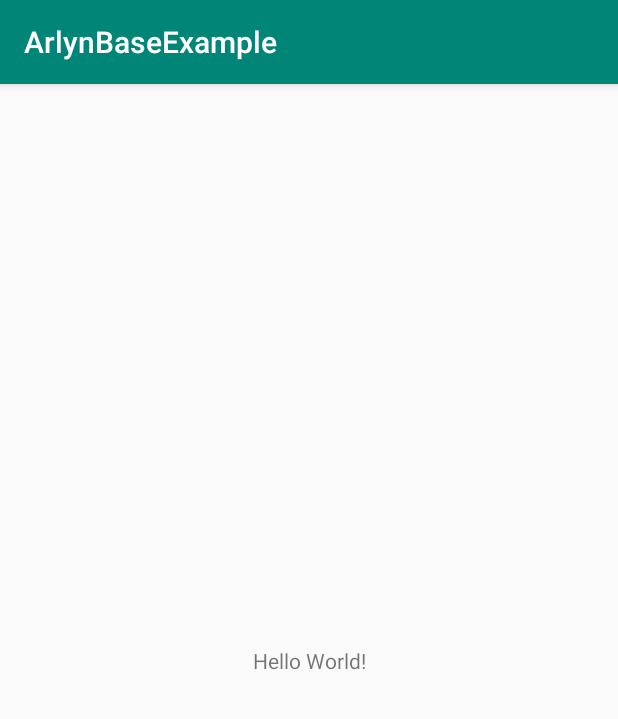
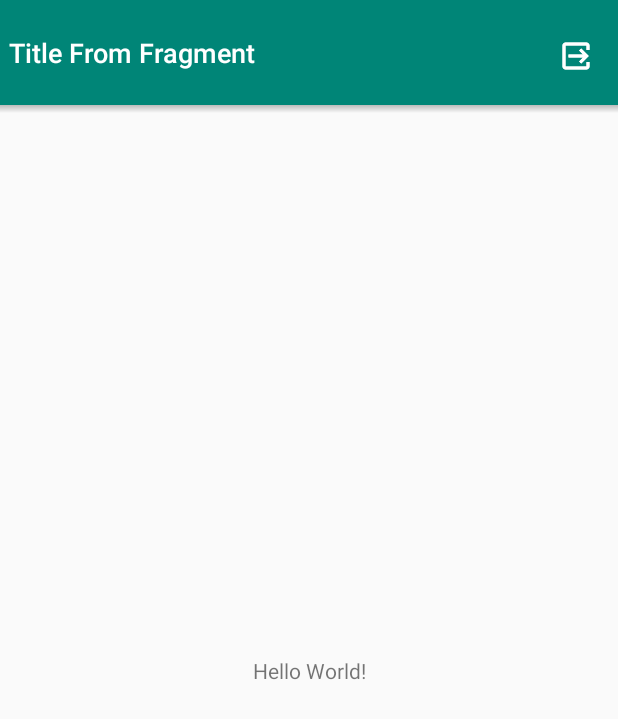
Before and after one commit to fahrulpens/ArlynBase, an Android app: the screen it shows after launch (MainActivity), on a phone screen of 412 x 824 dp. Shown: the top 719 px of the screen. Run offline under Robolectric (Android 15) with nearby library versions, the phone set to English and light mode, and no system bars.

Commit message:
mvpbase + example

```diff
--- a/app/build.gradle
+++ b/app/build.gradle
@@ -26,4 +26,6 @@ dependencies {
     testImplementation 'junit:junit:4.12'
     androidTestImplementation 'androidx.test:runner:1.2.0'
     androidTestImplementation 'androidx.test.espresso:espresso-core:3.2.0'
+    compile project(path: ':arlynbase')
+    compile project(path: ':arlynbase')
 }
--- a/app/src/main/AndroidManifest.xml
+++ b/app/src/main/AndroidManifest.xml
@@ -9,7 +9,7 @@
         android:roundIcon="@mipmap/ic_launcher_round"
         android:supportsRtl="true"
         android:theme="@style/AppTheme">
-        <activity android:name=".MainActivity">
+        <activity android:name=".modul.MainActivity">
             <intent-filter>
                 <action android:name="android.intent.action.MAIN" />
 
--- a/app/src/main/java/arlyn/base/example/MainActivity.java
+++ /dev/null
@@ -1,14 +0,0 @@
-package arlyn.base.example;
-
-import androidx.appcompat.app.AppCompatActivity;
-
-import android.os.Bundle;
-
-public class MainActivity extends AppCompatActivity {
-
-    @Override
-    protected void onCreate(Bundle savedInstanceState) {
-        super.onCreate(savedInstanceState);
-        setContentView(R.layout.activity_main);
-    }
-}
--- /dev/null
+++ b/app/src/main/java/arlyn/base/example/modul/MainActivity.java
@@ -0,0 +1,27 @@
+package arlyn.base.example.modul;
+
+import androidx.appcompat.app.AppCompatActivity;
+import arlyn.base.example.R;
+import arlyn.playground.base.BaseFragmentHolderActivity;
+
+import android.os.Bundle;
+import android.view.View;
+
+public class MainActivity extends BaseFragmentHolderActivity {
+    MainFragment mainFragment;
+    private final int UPDATE_REQUEST = 2019;
+
+    @Override
+    protected void initializeFragment() {
+        initializeView();
+
+        btBack.setVisibility(View.GONE);
+        btOptionMenu.setVisibility(View.GONE);
+//        ivIcon.setImageResource(R.drawable.logo_pens_putih);
+        ivIcon.setVisibility(View.VISIBLE);
+        mainFragment = new MainFragment();
+        setCurrentFragment(mainFragment, false);
+
+    }
+
+}
--- /dev/null
+++ b/app/src/main/java/arlyn/base/example/modul/MainContract.java
@@ -0,0 +1,13 @@
+package arlyn.base.example.modul;
+
+import arlyn.playground.base.BasePresenter;
+import arlyn.playground.base.BaseView;
+
+public interface MainContract{
+    interface View extends BaseView<Presenter> {
+        void redirectToProfile();
+    }
+    interface Presenter extends BasePresenter {
+        void performLogin(String email, String password);
+    }
+}
--- /dev/null
+++ b/app/src/main/java/arlyn/base/example/modul/MainFragment.java
@@ -0,0 +1,57 @@
+package arlyn.base.example.modul;
+
+import android.os.Bundle;
+import android.view.LayoutInflater;
+import android.view.ViewGroup;
+
+import androidx.annotation.Nullable;
+import arlyn.base.example.R;
+import arlyn.playground.base.BaseFragment;
+
+public class MainFragment extends BaseFragment<MainActivity, MainContract.Presenter> implements MainContract.View {
+
+    public MainFragment() {
+    }
+
+    @Nullable
+    @Override
+    public android.view.View onCreateView(LayoutInflater inflater, @Nullable ViewGroup container, @Nullable Bundle savedInstanceState) {
+        super.onCreateView(inflater, container, savedInstanceState);
+        fragmentView = inflater.inflate(R.layout.activity_main, container, false);
+
+        mPresenter = new MainPresenter(this);
+        mPresenter.start();
+
+        return fragmentView;
+    }
+
+
+
+    @Override
+    protected void setTitle() {
+        title = "Title From Fragment";
+    }
+
+    @Override
+    public void setPresenter(MainContract.Presenter presenter) {
+        mPresenter = presenter;
+    }
+
+    @Override
+    public void setLoadingDialog(boolean isLoading, @Nullable String message) {
+        super.setLoadingDialog(isLoading, message);
+    }
+
+    @Override
+    public void showStatus(int type, String message) {
+        super.showStatus(type, message);
+    }
+
+    @Override
+    public void redirectToProfile() {
+
+
+    }
+
+
+}
--- /dev/null
+++ b/app/src/main/java/arlyn/base/example/modul/MainPresenter.java
@@ -0,0 +1,27 @@
+package arlyn.base.example.modul;
+
+import android.util.Log;
+
+import java.util.ArrayList;
+
+import arlyn.playground.base.ConstantStatus;
+
+public class MainPresenter implements MainContract.Presenter{
+    private final MainContract.View view;
+
+
+    public MainPresenter(MainContract.View view) {
+        this.view = view;
+    }
+
+    @Override
+    public void start() {
+
+    }
+
+
+    @Override
+    public void performLogin(String email, String password) {
+
+    }
+}
--- a/app/src/main/res/layout/activity_main.xml
+++ b/app/src/main/res/layout/activity_main.xml
@@ -4,7 +4,7 @@
     xmlns:tools="http://schemas.android.com/tools"
     android:layout_width="match_parent"
     android:layout_height="match_parent"
-    tools:context=".MainActivity">
+    tools:context=".modul.MainActivity">
 
     <TextView
         android:layout_width="wrap_content"
--- a/arlynbase/src/main/java/arlyn/playground/base/BaseActivity.java
+++ b/arlynbase/src/main/java/arlyn/playground/base/BaseActivity.java
@@ -34,8 +34,4 @@ public abstract class BaseActivity extends FragmentActivity implements FragmentL
         this.currentFragment = fragment;
     }
 
-    @Override
-    public void setTitle(CharSequence title) {
-        super.setTitle(title);
-    }
 }
--- a/arlynbase/src/main/java/arlyn/playground/base/BaseFragment.java
+++ b/arlynbase/src/main/java/arlyn/playground/base/BaseFragment.java
@@ -12,7 +12,7 @@ import androidx.appcompat.view.menu.BaseMenuPresenter;
 import androidx.fragment.app.Fragment;
 import androidx.fragment.app.FragmentActivity;
 
-public abstract class BaseFragment<T extends FragmentActivity, U extends BaseMenuPresenter> extends Fragment {
+public abstract class BaseFragment<T extends FragmentActivity, U extends BasePresenter> extends Fragment {
 
     protected String title;
     protected T activity;
--- a/arlynbase/src/main/java/arlyn/playground/base/BaseFragmentHolderActivity.java
+++ b/arlynbase/src/main/java/arlyn/playground/base/BaseFragmentHolderActivity.java
@@ -37,5 +37,8 @@ public abstract class BaseFragmentHolderActivity extends BaseActivity {
         });
     }
 
-
+    @Override
+    public void setTitle(String title) {
+        tvToolbarTitle.setText(title);
+    }
 }
--- a/arlynbase/src/main/java/arlyn/playground/base/BaseView.java
+++ b/arlynbase/src/main/java/arlyn/playground/base/BaseView.java
@@ -1,7 +1,7 @@
 package arlyn.playground.base;
 
 
-import android.support.annotation.Nullable;
+import androidx.annotation.Nullable;
 
 public interface BaseView<T> {
     void setPresenter(T presenter);
--- /dev/null
+++ b/arlynbase/src/main/res/drawable/custom_shadow_bottom.xml
@@ -0,0 +1,7 @@
+<shape xmlns:android="http://schemas.android.com/apk/res/android"
+    android:shape="rectangle">
+    <gradient
+        android:startColor="@android:color/transparent"
+        android:endColor="#40000000"
+        android:angle="90" />
+</shape>
--- /dev/null
+++ b/arlynbase/src/main/res/drawable/ic_log_out.xml
@@ -0,0 +1,9 @@
+<vector xmlns:android="http://schemas.android.com/apk/res/android"
+    android:width="24dp"
+    android:height="24dp"
+    android:viewportHeight="24.0"
+    android:viewportWidth="24.0">
+    <path
+        android:fillColor="#fff"
+        android:pathData="M19,3 C20.11,3 21,3.9 21,5 L21,8 L19,8 L19,5 L5,5 L5,19 L19,19 L19,16 L21,16 L21,19 C21,20.1 20.11,21 19,21 L5,21 C3.9,21 3,20.1 3,19 L3,5 C3,3.9 3.9,3 5,3 L19,3 Z M15.5,17 L20.5,12 L15.5,7 L14.09,8.41 L16.67,11 L7,11 L7,13 L16.67,13 L14.09,15.59 L15.5,17 Z"/>
+</vector>
--- a/arlynbase/src/main/res/layout/base_activity.xml
+++ b/arlynbase/src/main/res/layout/base_activity.xml
@@ -8,11 +8,11 @@
         android:id="@+id/flFragmentContainer"
         android:layout_width="match_parent"
         android:layout_height="match_parent"
-        android:layout_below="@+id/layutToolbar"
+        android:layout_below="@+id/layoutToolbar"
         android:layout_marginTop="-5dp" />
 
     <include
-        android:id="@+id/layutToolbar"
+        android:id="@+id/layoutToolbar"
         layout="@layout/base_toolbar_layout" />
 
 </RelativeLayout>
--- a/arlynbase/src/main/res/layout/base_toolbar_layout.xml
+++ b/arlynbase/src/main/res/layout/base_toolbar_layout.xml
@@ -5,7 +5,7 @@
     android:layout_height="wrap_content"
     android:orientation="vertical">
 
-    <android.support.v7.widget.Toolbar
+    <androidx.appcompat.widget.Toolbar
         android:layout_width="match_parent"
         android:layout_height="70dp"
         android:background="?attr/colorPrimary"
@@ -31,7 +31,6 @@
                     android:layout_width="48dp"
                     android:layout_height="48dp"
                     android:paddingLeft="16dp"
-                    android:src="@mipmap/ic_logo_1_round"
                     android:visibility="gone" />
 
                 <TextView
@@ -43,8 +42,8 @@
                     android:gravity="center_vertical"
                     android:maxLines="1"
                     android:paddingLeft="6dp"
-                    android:text="@string/fragment_title_profile"
-                    android:textColor="?attr/textWhiteColor"
+                    android:text="@string/app_name"
+                    android:textColor="@color/pensWhite"
                     android:textSize="18sp" />
 
             </LinearLayout>
@@ -59,7 +58,7 @@
                 android:paddingTop="25dp"
                 android:paddingRight="16dp"
                 android:src="@drawable/ic_log_out"
-                android:tint="?attr/textWhiteColor" />
+                android:tint="@color/pensWhite" />
 
             <ImageButton
                 android:id="@+id/btBack"
@@ -72,14 +71,14 @@
                 android:paddingTop="25dp"
                 android:paddingRight="16dp"
                 android:src="@drawable/ic_log_out"
-                android:tint="?attr/textWhiteColor" />
+                android:tint="@color/pensWhite" />
 
 
         </RelativeLayout>
 
 
 
-    </android.support.v7.widget.Toolbar>
+    </androidx.appcompat.widget.Toolbar>
 
     <View
         android:id="@+id/vMenuBarShadow"
```
Also changed, not shown: arlynbase/src/main/res/values/colors.xml (added, +400 -0 lines).
